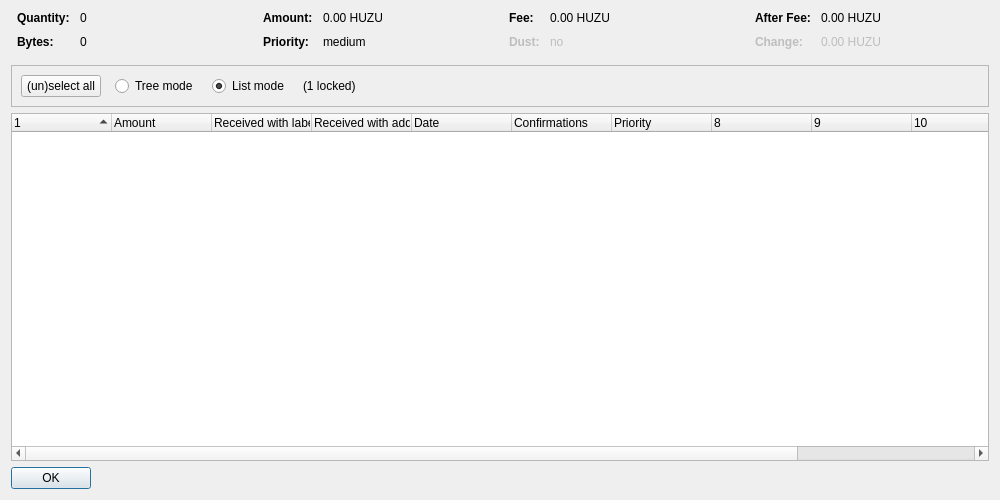
The window that src/qt/forms/coincontroldialog.ui (unigrid-project/daemon) describes before a commit, drawn with Qt 5.
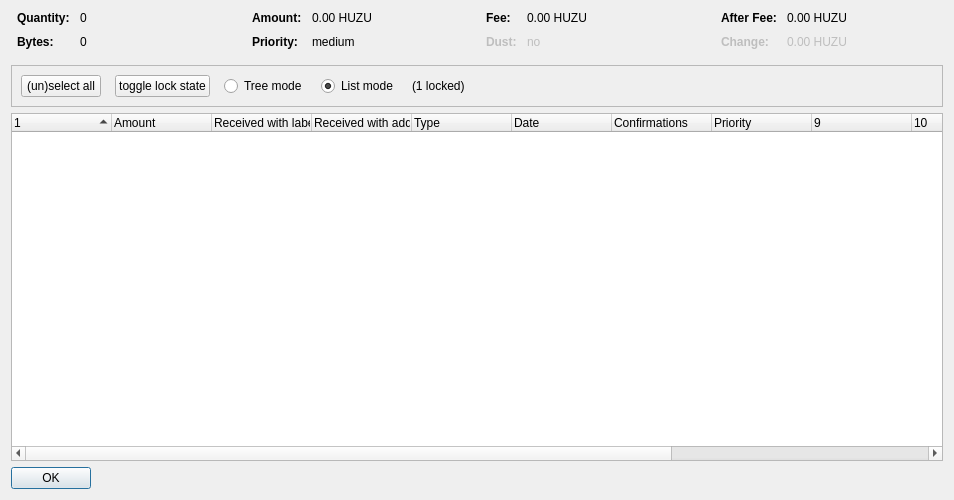
The same window after the commit. Custom widgets are drawn as their Qt base class.

```diff
--- a/src/qt/forms/coincontroldialog.ui
+++ b/src/qt/forms/coincontroldialog.ui
@@ -6,7 +6,7 @@
    <rect>
     <x>0</x>
     <y>0</y>
-    <width>1000</width>
+    <width>954</width>
     <height>500</height>
    </rect>
   </property>
@@ -348,7 +348,7 @@
      </property>
      <layout class="QHBoxLayout" name="horizontalLayout">
       <item>
-       <layout class="QHBoxLayout" name="horizontalLayoutPanel" stretch="0,0,0,0,0">
+       <layout class="QHBoxLayout" name="horizontalLayoutPanel" stretch="0,0,0,0,0,0">
         <property name="spacing">
          <number>14</number>
         </property>
@@ -368,6 +368,22 @@
           </property>
          </widget>
         </item>
+        <item>
+         <widget class="QPushButton" name="pushButtonToggleLock">
+          <property name="sizePolicy">
+           <sizepolicy hsizetype="Maximum" vsizetype="Fixed">
+            <horstretch>0</horstretch>
+            <verstretch>0</verstretch>
+           </sizepolicy>
+          </property>
+          <property name="text">
+           <string>toggle lock state</string>
+          </property>
+          <property name="autoDefault">
+           <bool>false</bool>
+          </property>
+         </widget>
+        </item>
         <item>
          <widget class="QRadioButton" name="radioTreeMode">
           <property name="sizePolicy">
@@ -431,7 +447,7 @@
       <bool>false</bool>
      </property>
      <property name="columnCount">
-      <number>12</number>
+      <number>13</number>
      </property>
      <attribute name="headerShowSortIndicator" stdset="0">
       <bool>true</bool>
@@ -459,6 +475,11 @@
        <string>Received with address</string>
       </property>
      </column>
+     <column>
+      <property name="text">
+       <string>Type</string>
+      </property>
+     </column>
      <column>
       <property name="text">
        <string>Date</string>
```
Left out of the diff: 6 changed lines with no effect on the pictures.
